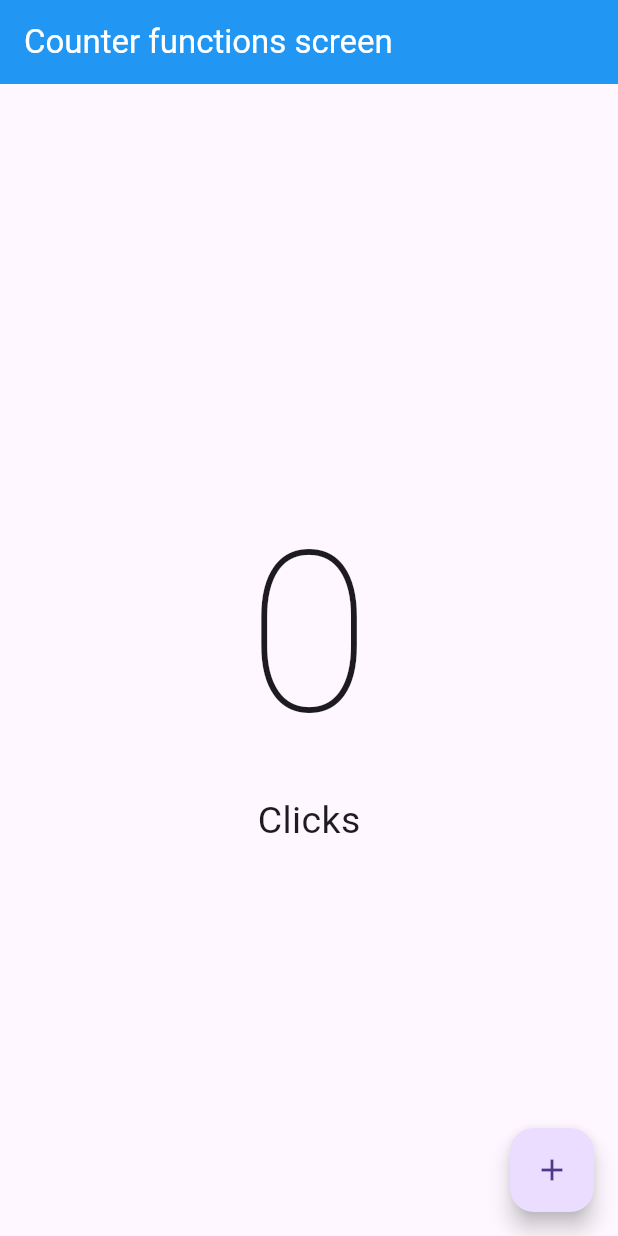
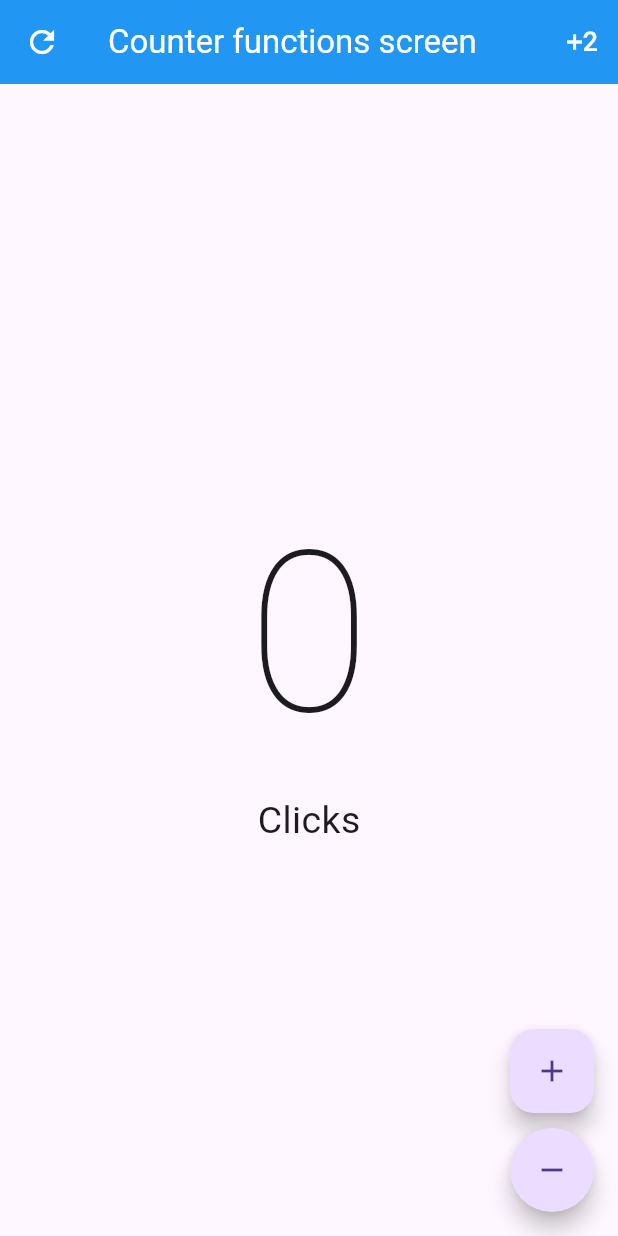
Before and after one commit to afperdomo2/introduccion-flutter, a Flutter app: the screen it shows after launch, on a phone screen of 412 x 824 dp. Run offline on Flutter 3.47's test engine with Material 3 defaults, Android fonts, the phone set to English and light mode, and no system bars; our stand-ins replace card_swiper.

Commit message:
Añade botones para incrementar y decrementar el contador, y un botón de reinicio en la pantalla de contador

```diff
--- a/lib/screens/counter_functions_screen.dart
+++ b/lib/screens/counter_functions_screen.dart
@@ -19,6 +19,30 @@ class _CounterFunctionsScreenState extends State<CounterFunctionsScreen> {
             style: TextStyle(color: Colors.white),
           ),
           backgroundColor: Colors.blue,
+          leading: IconButton(
+            icon: const Icon(
+              Icons.refresh,
+              color: Colors.white,
+            ),
+            onPressed: () {
+              setState(() {
+                _clickCounter = 0;
+              });
+            },
+          ),
+          actions: [
+            IconButton(
+              icon: const Icon(
+                Icons.exposure_plus_2,
+                color: Colors.white,
+              ),
+              onPressed: () {
+                setState(() {
+                  _clickCounter += 2;
+                });
+              },
+            ),
+          ],
         ),
         body: Center(
           child: Column(
@@ -38,7 +62,10 @@ class _CounterFunctionsScreenState extends State<CounterFunctionsScreen> {
             ],
           ),
         ),
-      floatingActionButton: FloatingActionButton(
+        floatingActionButton: Column(
+          mainAxisAlignment: MainAxisAlignment.end,
+          children: [
+            FloatingActionButton(
               onPressed: () {
                 setState(() {
                   _clickCounter++;
@@ -46,6 +73,17 @@ class _CounterFunctionsScreenState extends State<CounterFunctionsScreen> {
               },
               child: const Icon(Icons.add),
             ),
-    );
+            const SizedBox(height: 10),
+            FloatingActionButton(
+              shape: const StadiumBorder(),
+              onPressed: () {
+                setState(() {
+                  _clickCounter--;
+                });
+              },
+              child: const Icon(Icons.remove),
+            )
+          ],
+        ));
   }
 }
```
Lines whose indentation alone changed are shown as unchanged.
